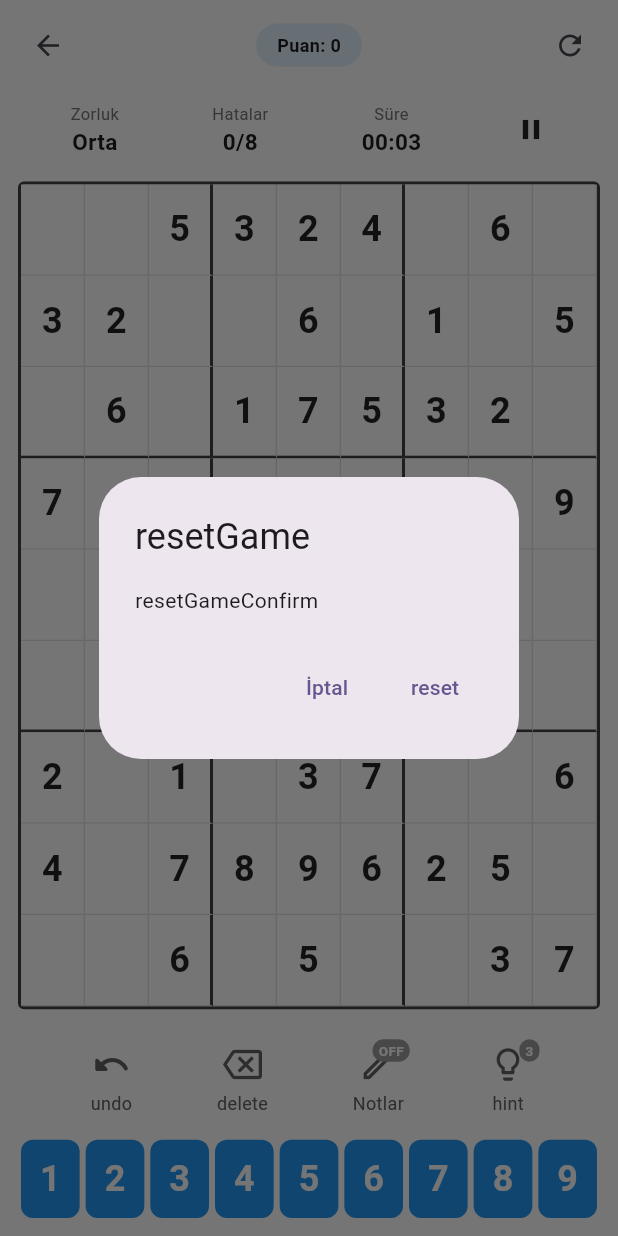
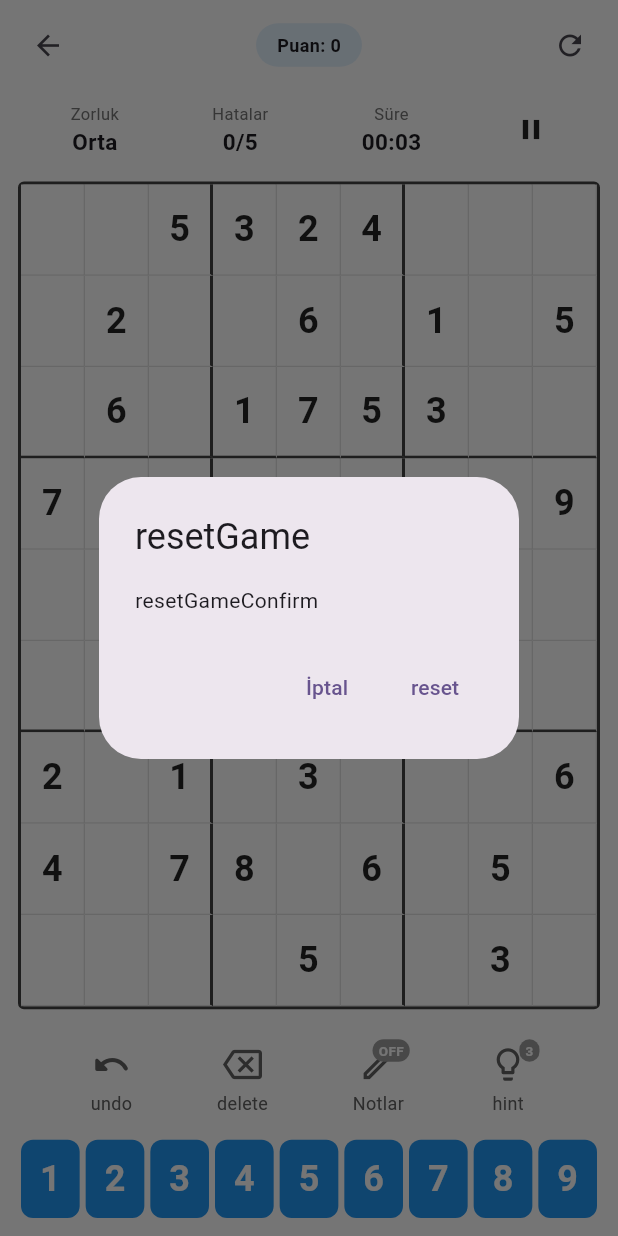
Before and after one commit to gokhananac66/Gokhan, a Flutter app: the GameScreen screen opened directly with empty values, after a tap on the "refresh" icon, on a phone screen of 412 x 824 dp. Run offline on Flutter 3.47's test engine with Material 3 defaults, Android fonts, the phone set to English and light mode, and no system bars; our stand-ins replace firebase_auth, firebase_core, firebase_database, google_sign_in, shared_preferences; accounts and stored records are empty; network calls fail; statements that could not run were skipped.

```diff
--- a/test_sudoku/lib/app_localizations.dart
+++ b/test_sudoku/lib/app_localizations.dart
@@ -117,7 +117,11 @@ class AppLocalizations {
       'hard': 'Hard',
       'hardDesc': 'For experienced players',
       'expert': 'Expert',
-      'expertDesc': 'Ultimate challenge',
+      'expertDesc': 'Very challenging',
+      'master': 'Master',
+      'masterDesc': 'Only for masters',
+      'extreme': 'Extreme',
+      'extremeDesc': 'Ultimate challenge',
       'newGame': 'New Game',
       'continue': 'Continue',
 
@@ -257,7 +261,11 @@ class AppLocalizations {
       'hard': 'Zor',
       'hardDesc': 'Deneyimli oyuncular için',
       'expert': 'Uzman',
-      'expertDesc': 'En zorlu seviye',
+      'expertDesc': 'Çok zorlu',
+      'master': 'Usta',
+      'masterDesc': 'Sadece ustalar için',
+      'extreme': 'Ekstrem',
+      'extremeDesc': 'En zorlu seviye',
       'newGame': 'Yeni Oyun',
       'continue': 'Devam Et',
 
--- a/test_sudoku/lib/screens/game_screen.dart
+++ b/test_sudoku/lib/screens/game_screen.dart
@@ -99,6 +99,8 @@ class _GameScreenState extends State<GameScreen> {
       case 'Orta': return tr('medium');
       case 'Zor': return tr('hard');
       case 'Uzman': return tr('expert');
+      case 'Usta': return tr('master');
+      case 'Ekstrem': return tr('extreme');
       default: return key;
     }
   }
@@ -224,11 +226,13 @@ class _GameScreenState extends State<GameScreen> {
 
   int _getEmptyCells() {
     switch (widget.difficulty) {
-      case 'Kolay': return 30;
-      case 'Orta': return 40;
-      case 'Zor': return 50;
-      case 'Uzman': return 55;
-      default: return 40;
+      case 'Kolay': return 37;
+      case 'Orta': return 48;
+      case 'Zor': return 54;
+      case 'Uzman': return 58;
+      case 'Usta': return 61;
+      case 'Ekstrem': return 64;
+      default: return 48;
     }
   }
 
@@ -236,19 +240,17 @@ class _GameScreenState extends State<GameScreen> {
     // Zorluk seviyesine göre max hata sayısını ayarla
     switch (widget.difficulty) {
       case 'Kolay':
-        maxErrors = 10;
-        break;
       case 'Orta':
-        maxErrors = 8;
-        break;
       case 'Zor':
-        maxErrors = 6;
-        break;
       case 'Uzman':
         maxErrors = 5;
         break;
+      case 'Usta':
+      case 'Ekstrem':
+        maxErrors = 3;
+        break;
       default:
-        maxErrors = 8;
+        maxErrors = 5;
     }
 
     solution = List.generate(9, (_) => List.filled(9, 0));
```
Also changed, not shown: test_sudoku/lib/screens/online_game_screen.dart (+5 -7 lines), test_sudoku/lib/services/matchmaking_service.dart (+11 -5 lines).
